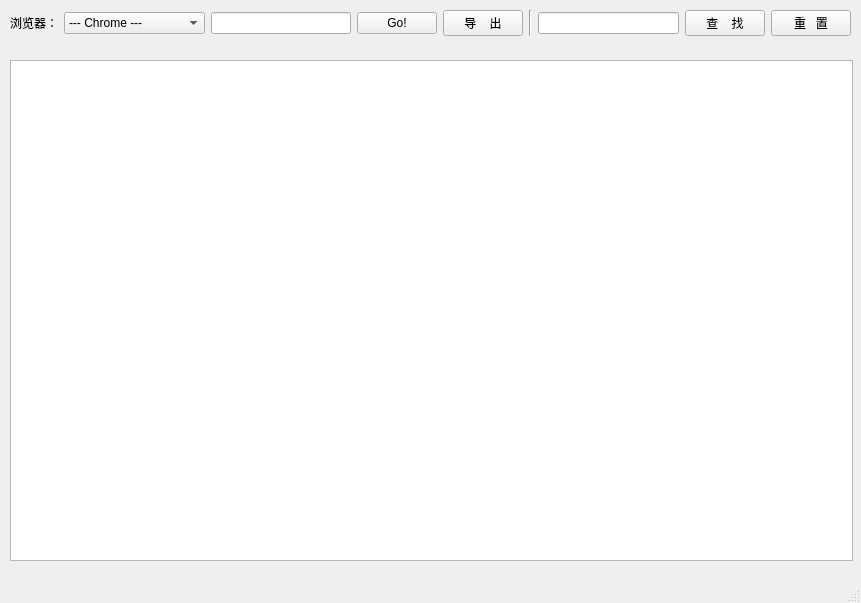
Old version of the form tools/BrowerPasswd.ui in the repository etony/myPyTool.
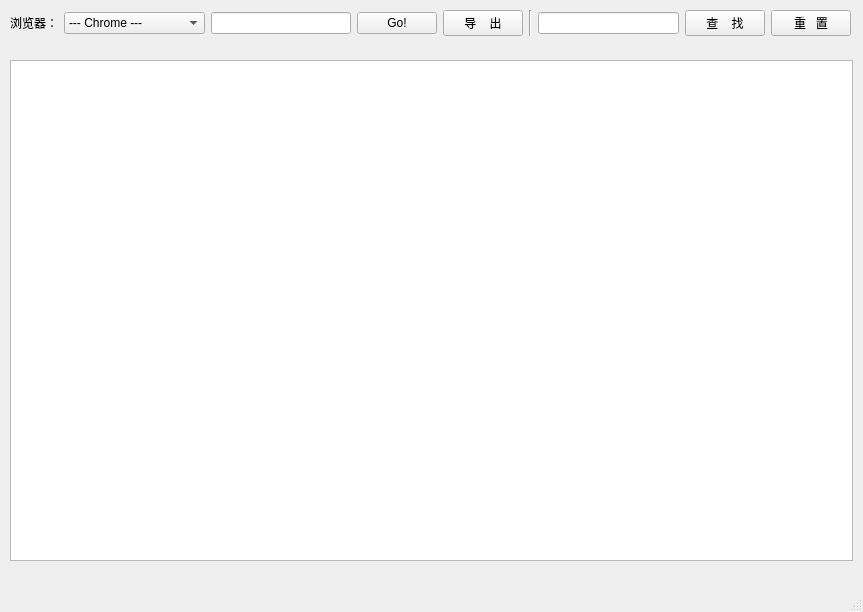
New version of the form.

```diff
--- a/tools/BrowerPasswd.ui
+++ b/tools/BrowerPasswd.ui
@@ -6,8 +6,8 @@
    <rect>
     <x>0</x>
     <y>0</y>
-    <width>861</width>
-    <height>603</height>
+    <width>863</width>
+    <height>612</height>
    </rect>
   </property>
   <property name="sizePolicy">
```
Left out of the diff: 5 changed lines with no effect on the pictures.
